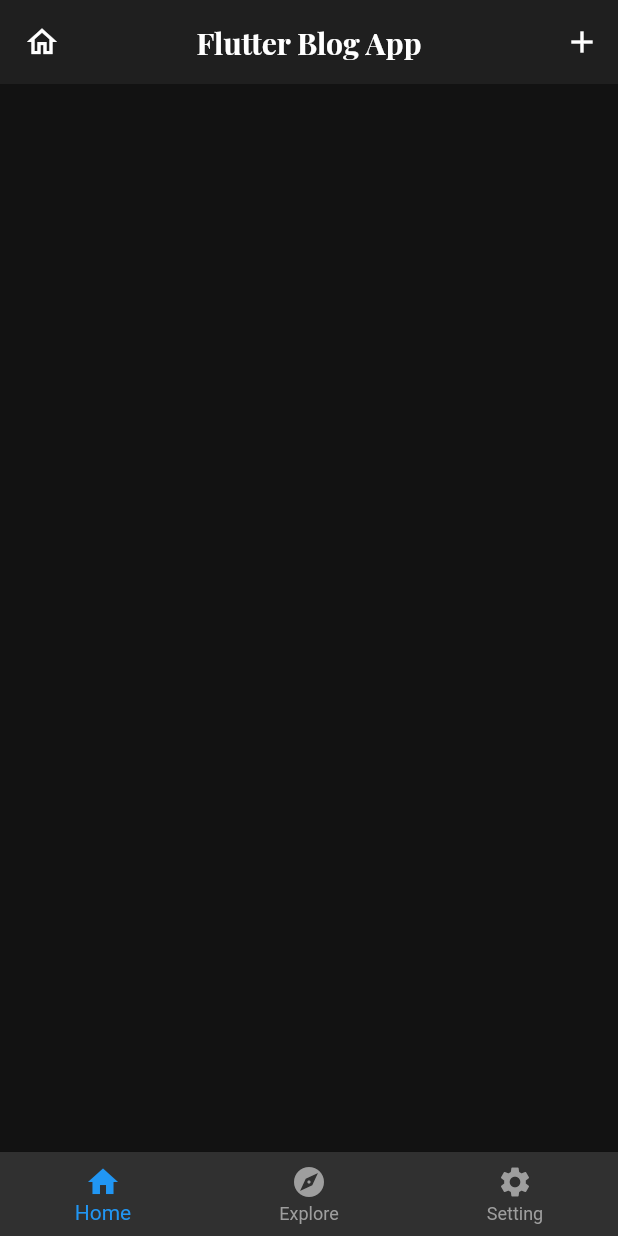
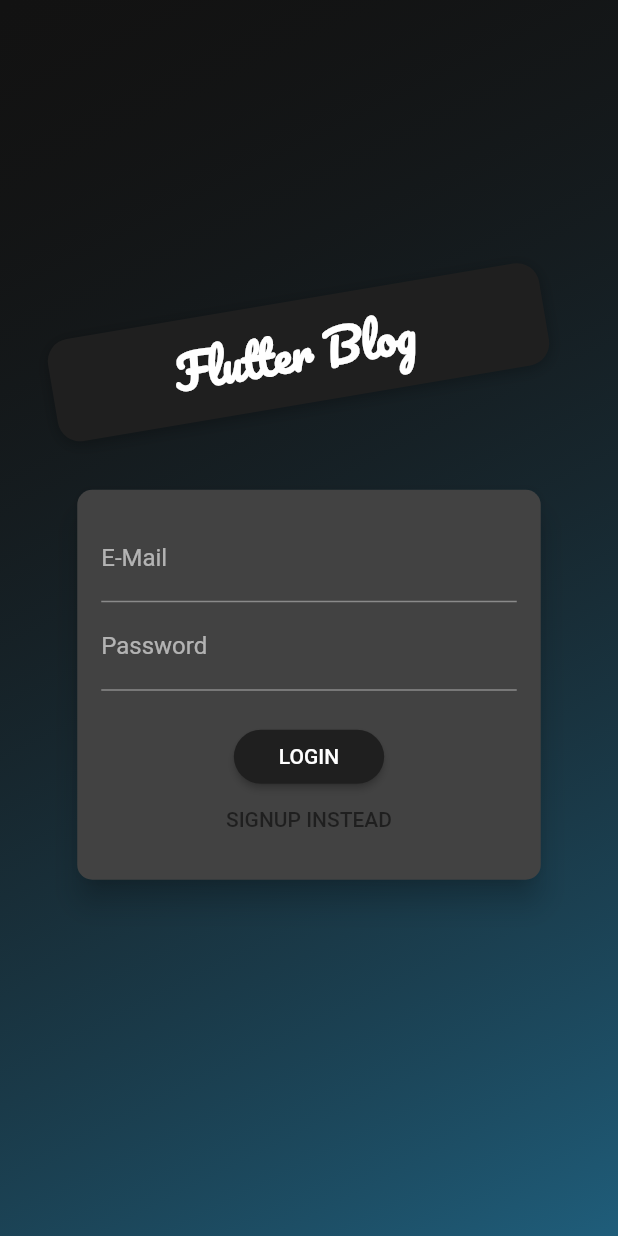
Before and after one commit to htet-paing/HP-Blog, a Flutter app: the screen it shows after launch, on a phone screen of 412 x 824 dp. Run offline on Flutter 3.47's test engine with Material 2 defaults, Android fonts, the phone set to English and light mode, and no system bars; our stand-ins replace cloud_firestore, firebase_auth, firebase_core, firebase_storage, flutter_icons, google_fonts and 2 more; accounts and stored records are empty.

Commit message:
added auth

```diff
--- a/lib/main.dart
+++ b/lib/main.dart
@@ -5,9 +5,11 @@ import 'package:provider/provider.dart';
 import 'package:provider_and_fstore/config/theme.dart';
 import 'package:provider_and_fstore/provider/catogory_provider.dart';
 import 'package:provider_and_fstore/provider/post_provider.dart';
+import 'package:provider_and_fstore/ui/screen/auth_screen.dart';
 import 'package:provider_and_fstore/ui/screen/bottom_screen.dart';
 import 'package:provider_and_fstore/ui/screen/category_detail_screen.dart';
 import 'package:shared_preferences/shared_preferences.dart';
+import 'provider/auth_provider.dart';
 import 'provider/theme_provider.dart';
 
 void main() async{
@@ -31,6 +33,9 @@ class MyApp extends StatelessWidget {
   Widget build(BuildContext context) {
     return MultiProvider(
       providers: [
+        ChangeNotifierProvider(
+          create: (ctx) => AuthProvider()
+        ),
         ChangeNotifierProvider.value(
           value: PostProvider()
         ),
@@ -47,7 +52,11 @@ class MyApp extends StatelessWidget {
           title: 'Firestore DEMO',
           debugShowCheckedModeBanner: false,
           theme: themeData.getTheme(),
-          home: BottomScreen(),
+          home: Consumer<AuthProvider>(
+            builder: (ctx, auth, _) {
+              return auth.user != null ? BottomScreen() : AuthScreen();
+            },
+          ),
           routes: {
             CategoryDetailScreen.routeName : (ctx) => CategoryDetailScreen(),
           },
--- a/lib/model/post.dart
+++ b/lib/model/post.dart
@@ -37,7 +37,7 @@ class Post {
       'title': title,
       'description': description,
       'image': image,
-      'category': catogory,
+      'catogory': catogory,
       'createdAt': createdAt,
       'updatedAt': updatedAt
     };
--- /dev/null
+++ b/lib/model/user.dart
@@ -0,0 +1,7 @@
+class AUser {
+  String displayName;
+  String email;
+  String password;
+
+  AUser({this.displayName, this.email, this.password});
+}
--- /dev/null
+++ b/lib/provider/auth_provider.dart
@@ -0,0 +1,34 @@
+import 'package:flutter/foundation.dart';
+import 'package:provider_and_fstore/model/user.dart';
+import 'package:provider_and_fstore/reposities/post_reposity.dart';
+
+class AuthProvider with ChangeNotifier {
+
+  final _postReposity = PostReposity();
+
+  AUser _user;
+  AUser get user => _user;
+
+  void setUser(AUser user) {
+    _user = user;
+    print(user.email);
+    notifyListeners();
+  }
+
+  Future<void> login(AUser user) async{
+   _user = await _postReposity.login(user);
+    notifyListeners();
+  }
+
+  Future<void> signup(AUser user) async{
+    await _postReposity.signup(user);
+    notifyListeners();
+  }
+
+  Future<void> logout() async {
+    await _postReposity.logout();
+    setUser(null);
+  }
+
+
+}
--- a/lib/provider/post_provider.dart
+++ b/lib/provider/post_provider.dart
@@ -7,28 +7,7 @@ import '../reposities/post_reposity.dart';
 class PostProvider with ChangeNotifier {
   final _postReposity = PostReposity();
 
-  List<Post> _postList = [
-    Post(
-      id: 'p1',
-      title: "US Election",
-      description: "This is US Election",
-      image: 'https://i1.wp.com/www.dailyustimes.com/wp-content/uploads/2020/07/Major-US-figures-Twitter-accounts-hacked-in-Bitcoin-scam.jpg',
-      catogory: [
-        'political',
-        'science'
-      ],
-    ),
-    Post(
-      id: 'p2',
-      title: "Joe Biden",
-      description: "This is Joe Biden",
-      image: 'https://i1.wp.com/www.dailyustimes.com/wp-content/uploads/2020/07/Major-US-figures-Twitter-accounts-hacked-in-Bitcoin-scam.jpg',
-      catogory: [
-        'technology',
-        'programming'
-      ],
-    ),
-  ];
+  List<Post> _postList = [];
   Post _currentPost;
 
   UnmodifiableListView<Post> get postList => UnmodifiableListView(_postList);
@@ -54,10 +33,11 @@ class PostProvider with ChangeNotifier {
     notifyListeners();
   }
 
-  Future<void> createPost(Post post, File imageFile) async {
-
-
+  Future<void> uploadPostAndImage(Post post, File imageFile, bool isUpdating) async {
+    await _postReposity.uploadPostAndImage(post, imageFile, isUpdating);
+    notifyListeners();
   }
 
 
+
 }
--- a/lib/reposities/post_reposity.dart
+++ b/lib/reposities/post_reposity.dart
@@ -1,7 +1,17 @@
+import 'dart:io';
+
 import 'package:provider_and_fstore/dao/post_api.dart';
+import 'package:provider_and_fstore/model/post.dart';
+import 'package:provider_and_fstore/model/user.dart';
 
 class PostReposity {
   final postApi = PostApi();
 
+
+  Future login(AUser user) => postApi.login(user);
+  Future signup(AUser user) => postApi.signup(user);
+  Future logout() => postApi.logout();
+
   Future getPosts() => postApi.getPosts();
+  Future uploadPostAndImage(Post post, File imageFile, bool isUpdating) => postApi.uploadPostAndImage(post, imageFile, isUpdating);
 }
--- /dev/null
+++ b/lib/ui/screen/auth_screen.dart
@@ -0,0 +1,318 @@
+import 'dart:math';
+import 'package:flutter/material.dart';
+import 'package:google_fonts/google_fonts.dart';
+import 'package:provider/provider.dart';
+import 'package:provider_and_fstore/model/user.dart';
+import 'package:provider_and_fstore/provider/auth_provider.dart';
+
+
+enum AuthMode { Signup, Login }
+
+class AuthScreen extends StatelessWidget {
+  static const routeName = '/auth';
+
+  @override
+  Widget build(BuildContext context) {
+    final deviceSize = MediaQuery.of(context).size;
+    return Scaffold(
+      body: Stack(
+        children: <Widget>[
+          Container(
+            decoration: BoxDecoration(
+              // gradient: LinearGradient(
+              //   List: [
+              //     Theme.of(context).primaryColor.withOpacity(0.0),
+              //     Theme.of(context).accentColor.withOpacity(0.5),
+              //   ],
+              //   begin: Alignment.topLeft,
+              //   end: Alignment.bottomRight,
+              // )
+              gradient: LinearGradient(
+                colors: [
+                  Theme.of(context).primaryColor.withOpacity(0.0),
+                  Theme.of(context).accentColor.withOpacity(0.5),
+                ],
+                begin: Alignment.topLeft,
+                end: Alignment.bottomRight,
+                stops: [0, 1],
+              ),
+            ),
+          ),
+          SingleChildScrollView(
+            child: Container(
+              height: deviceSize.height,
+              width: deviceSize.width,
+              child: Column(
+                mainAxisAlignment: MainAxisAlignment.center,
+                crossAxisAlignment: CrossAxisAlignment.center,
+                children: <Widget>[
+                  Flexible(
+                    child: Container(
+                      margin:
+                          EdgeInsets.only(bottom: 20.0, left: 40, right: 40),
+                      padding:
+                          EdgeInsets.symmetric(vertical: 8.0, horizontal: 50.0),
+                      transform: Matrix4.rotationZ(-8 * pi / 150)
+                        ..translate(-10.0),
+                      // ..translate(-10.0),
+                      decoration: BoxDecoration(
+                        borderRadius: BorderRadius.circular(15),
+                        color: Theme.of(context).primaryColor,
+                        boxShadow: [
+                          BoxShadow(
+                            blurRadius: 8,
+                            color: Colors.black26,
+                            offset: Offset(0, 2),
+                          )
+                        ],
+                      ),
+                      child: Row(
+                        mainAxisAlignment: MainAxisAlignment.center,
+                        children: <Widget>[
+                          Text(
+                            'Flutter Blog',
+                            style: GoogleFonts.pacifico(
+                              color: Colors.white,
+                              fontSize: 30,
+                              fontWeight: FontWeight.bold,
+                            )
+                            // style: TextStyle(
+                            //   color: Colors.white,
+                            //   fontSize: 30,
+                            //   fontWeight: FontWeight.bold,
+                            // ),
+                          ),
+                          SizedBox(width: 5),
+                          // Container(
+                          //   child: Icon(
+                          //     Icons.ballot,
+                          //     size: 40,
+                          //     color: Colors.white,
+                          //   ),
+                          // ),
+                        ],
+                      ),
+                    ),
+                  ),
+                  Flexible(
+                    flex: deviceSize.width > 600 ? 2 : 1,
+                    child: AuthCard(),
+                  ),
+                ],
+              ),
+            ),
+          ),
+        ],
+      ),
+    );
+  }
+}
+
+class AuthCard extends StatefulWidget {
+  const AuthCard({
+    Key key,
+  }) : super(key: key);
+
+  @override
+  _AuthCardState createState() => _AuthCardState();
+}
+
+class _AuthCardState extends State<AuthCard> {
+  final GlobalKey<FormState> _formKey = GlobalKey();
+  AuthMode _authMode = AuthMode.Login;
+  AUser _user = AUser();
+
+  bool _isLoading = false;
+
+  final _passwordController = TextEditingController();
+
+  void _showErrorDialog(String message) {
+    showDialog(
+      context: context,
+      builder: (ctx) => AlertDialog(
+        title: Text('An error eccurred'),
+        content: Text(message),
+        actions: <Widget>[
+          FlatButton(
+            child: Text('Okay'),
+            onPressed: () {
+              Navigator.of(context).pop();
+            },
+          )
+        ],
+      ),
+    );
+  }
+
+  Future<void> _submit() async {
+    if (!_formKey.currentState.validate()) {
+      // Invalid!
+      return;
+    }
+    _formKey.currentState.save();
+    setState(() {
+      _isLoading = true;
+    });
+    try {
+      if (_authMode == AuthMode.Login) {
+        // Log user in
+        Provider.of<AuthProvider>(context, listen: false).login(_user);
+      } else {
+        // Sign user up
+        Provider.of<AuthProvider>(context, listen: false).signup(_user);
+      }
+    } on Exception catch (error) {
+      //defauld message
+      var errorMessage = 'Authentcation faild';
+
+      if (error.toString().contains('EMAIL_EXISTS')) {
+        errorMessage = 'This email address is already in use';
+      } else if (error.toString().contains('INVALID_EMAIL')) {
+        errorMessage = 'This is not avalid email';
+      } else if (error.toString().contains('WEAK_PASSWORD')) {
+        errorMessage = 'This password is too weak';
+      } else if (error.toString().contains('EMAIL_NOT_FOUND')) {
+        errorMessage = 'Could not find a user with that email';
+      } else if (error.toString().contains('INVALID_PASSWORD')) {
+        errorMessage = 'Invalid password';
+      } else if (error.toString().contains('TOO_MANY_ATTEMPTS_TRY_LATER')) {
+        errorMessage =
+            'Too many unsuccessful login attempts. Please try again later.';
+      }
+      _showErrorDialog(errorMessage);
+    } catch (error) {
+      //defauld message
+      var errorMessage = 'Could not authenticate you. Please try again later';
+      _showErrorDialog(errorMessage);
+    }
+
+    setState(() {
+      _isLoading = false;
+    });
+  }
+
+  void _switchAuthMode() {
+    if (_authMode == AuthMode.Login) {
+      setState(() {
+        _authMode = AuthMode.Signup;
+      });
+    } else {
+      setState(() {
+        _authMode = AuthMode.Login;
+      });
+    }
+  }
+
+  @override
+  Widget build(BuildContext context) {
+    final deviceSize = MediaQuery.of(context).size;
+    return Card(
+      // color: Colors.black,
+      shape: RoundedRectangleBorder(
+        borderRadius: BorderRadius.circular(10.0),
+      ),
+      elevation: 8.0,
+      child: Container(
+        height: _authMode == AuthMode.Signup ? 320 : 260,
+        constraints:
+            BoxConstraints(minHeight: _authMode == AuthMode.Signup ? 320 : 260),
+        width: deviceSize.width * 0.75,
+        padding: EdgeInsets.all(16.0),
+        child: Form(
+          key: _formKey,
+          child: SingleChildScrollView(
+            child: Column(
+              children: <Widget>[
+                if (_authMode == AuthMode.Signup)
+                  TextFormField(
+                    enabled: _authMode == AuthMode.Signup,
+                    decoration: InputDecoration(labelText: 'Name'),
+                    obscureText: true,
+                    validator: _authMode == AuthMode.Signup
+                        ? (value) {
+                            if (value.isEmpty ) {
+                              return 'Invalid Name';
+                            }
+                            return null;
+                          }
+                        : null,
+                    onSaved: (String value) {
+                      _user.displayName = value;
+                    },
+                  ),
+                TextFormField(
+                  decoration: InputDecoration(labelText: 'E-Mail'),
+                  keyboardType: TextInputType.emailAddress,
+                  validator: (value) {
+                    if (value.isEmpty || !value.contains('@')) {
+                      return 'Invalid email!';
+                    }
+                    return null;
+                  },
+                  onSaved: (value) {
+                    _user.email = value;
+                  },
+                ),
+                TextFormField(
+                  decoration: InputDecoration(labelText: 'Password'),
+                  obscureText: true,
+                  controller: _passwordController,
+                  validator: (value) {
+                    if (value.isEmpty || value.length < 5) {
+                      return 'Password is too short!';
+                    }
+                    return null;
+                  },
+                  onSaved: (value) {
+                    _user.password = value;
+                  },
+                ),
+                if (_authMode == AuthMode.Signup)
+                  TextFormField(
+                    enabled: _authMode == AuthMode.Signup,
+                    decoration: InputDecoration(labelText: 'Confirm Password'),
+                    obscureText: true,
+                    validator: _authMode == AuthMode.Signup
+                        ? (value) {
+                            if (value != _passwordController.text) {
+                              return 'Passwords do not match!';
+                            }
+                            return null;
+                          }
+                        : null,
+                  ),
+
+                SizedBox(
+                  height: 20,
+                ),
+                if (_isLoading)
+                  CircularProgressIndicator()
+                else
+                  RaisedButton(
+                    child:
+                        Text(_authMode == AuthMode.Login ? 'LOGIN' : 'SIGN UP'),
+                    onPressed: _submit,
+                    shape: RoundedRectangleBorder(
+                      borderRadius: BorderRadius.circular(30),
+                    ),
+                    padding:
+                        EdgeInsets.symmetric(horizontal: 30.0, vertical: 8.0),
+                    color: Theme.of(context).primaryColor,
+                    textColor: Theme.of(context).primaryTextTheme.button.color,
+                  ),
+                FlatButton(
+                  child: Text(
+                      '${_authMode == AuthMode.Login ? 'SIGNUP' : 'LOGIN'} INSTEAD'),
+                  onPressed: _switchAuthMode,
+                  padding: EdgeInsets.symmetric(horizontal: 30.0, vertical: 4),
+                  materialTapTargetSize: MaterialTapTargetSize.shrinkWrap,
+                  textColor: Theme.of(context).primaryColor,
+                ),
+              ],
+            ),
+          ),
+        ),
+      ),
+    );
+  }
+}
--- a/lib/ui/screen/detail_screen.dart
+++ b/lib/ui/screen/detail_screen.dart
@@ -57,7 +57,8 @@ class _DetailScreenState extends State<DetailScreen> {
       body: Center(
         child: Column(
           children: [
-            Image.network(currentPost.image, fit: BoxFit.cover)
+            Image.network(currentPost.image != null ?
+            currentPost.image : 'https://i1.wp.com/www.dailyustimes.com/wp-content/uploads/2020/07/Major-US-figures-Twitter-accounts-hacked-in-Bitcoin-scam.jpg' , fit: BoxFit.cover)
           ],
         )
       ),
--- a/lib/ui/screen/home_screen.dart
+++ b/lib/ui/screen/home_screen.dart
@@ -67,6 +67,7 @@ class _HomeScreenState extends State<HomeScreen> {
         child: ListView.builder(
           itemCount: postData.postList.length,
           itemBuilder: (ctx, i) {
+            // return Text(postData.postList[i].catogory.toString());
             return PostItem(postData.postList[i]);
           }
         )
--- a/lib/ui/widget/post_item.dart
+++ b/lib/ui/widget/post_item.dart
@@ -38,8 +38,7 @@ class PostItem extends StatelessWidget {
               child: Container(
                 height: 170.0,
                 width: double.infinity,
-                child: post.image == null ? Center(child: Text('No Image'))
-                : Image.network(post.image, fit: BoxFit.cover,)
+                child: Image.network(post.image != null ? post.image : 'https://i1.wp.com/www.dailyustimes.com/wp-content/uploads/2020/07/Major-US-figures-Twitter-accounts-hacked-in-Bitcoin-scam.jpg', fit: BoxFit.cover,)
               ),
             ),
           ),
```
Also changed, not shown: lib/dao/post_api.dart (+100 -1 lines), lib/ui/screen/post_form_screen.dart (+20 -17 lines), lib/ui/screen/setting_screen.dart (+8 -2 lines).
